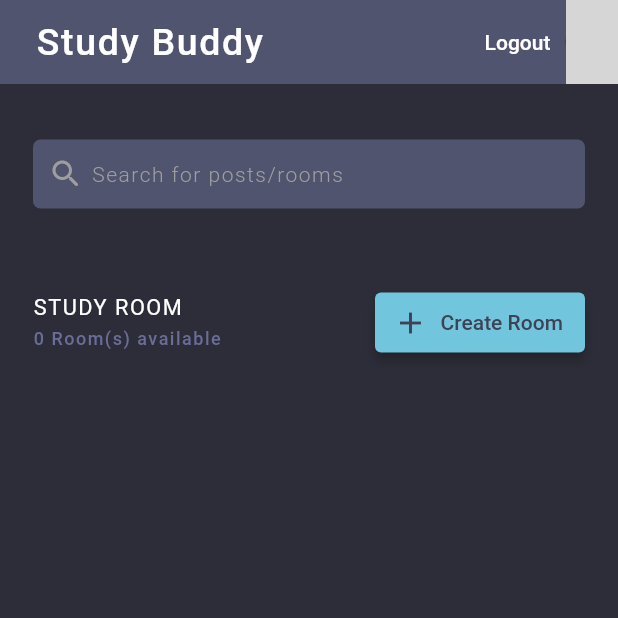
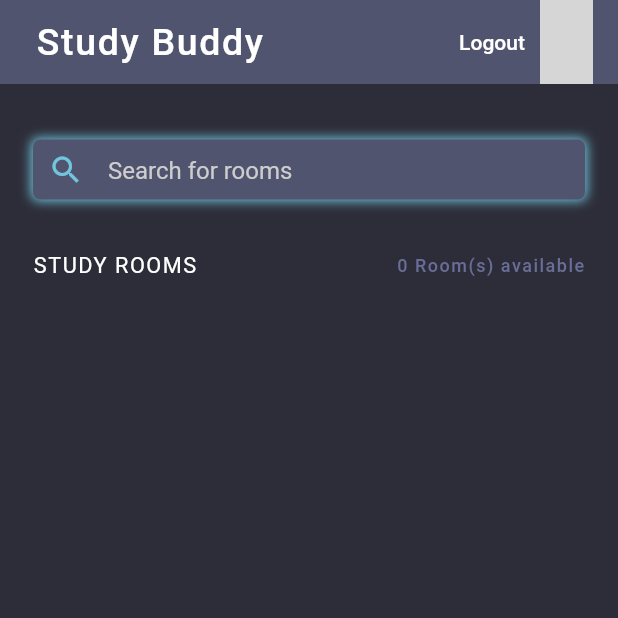
Before and after one commit to MustafaM24/StudyBuddy-Flutter, a Flutter app: the MyHomePage screen opened directly, after a tap on "Study Buddy", on a phone screen of 412 x 824 dp, the top half of it. Run offline on Flutter 3.47's test engine with Material 2 defaults, Android fonts, the phone set to English and light mode, and no system bars; our stand-ins replace animated_text_kit, cached_network_image, dio, flutter_svg, pretty_dio_logger, shared_preferences and 1 more; accounts and stored records are empty; network calls fail; grey boxes are pictures that could not be loaded.

Commit message:
ui fixes

```diff
--- a/lib/main.dart
+++ b/lib/main.dart
@@ -125,23 +125,39 @@ class _MyHomePageState extends State<MyHomePage> {
                             children: [
                               Expanded(
                                 child: Container(
+                                  height: 40,
+                                  alignment: Alignment.center,
                                   decoration: const BoxDecoration(
                                     color: Color(0xFF50546F),
                                     shape: BoxShape.rectangle,
                                     borderRadius: BorderRadius.all(Radius.circular(5)),
+                                    boxShadow: [BoxShadow(color: Color(0xFF71C5DD),
+                                    offset: Offset(0, 0),
+                                    spreadRadius: 1,
+                                    blurRadius: 6)]
                                   ),
-                                  padding: const EdgeInsets.symmetric(vertical: 11.0, horizontal: 10.0),
+                                  padding: const EdgeInsets.symmetric(horizontal: 10.0),
                                   margin: const EdgeInsets.fromLTRB(7.0, 22.0, 7.0, 1.0),
                                   // create a search bar to search for rooms
-                                  child: Row(
-                                    children: const [
-                                      Icon(Icons.search_rounded, color: Colors.grey),
-                                      SizedBox(width: 5.0),
-                                      Text(
-                                        "Search for posts/rooms",
-                                        style: TextStyle(color: Colors.grey, fontWeight: FontWeight.w300, letterSpacing: 1.0),
+                                  child: const TextField(
+                                          textAlignVertical: TextAlignVertical.center,
+                                          style: TextStyle(
+                                            color: Colors.white,
                                           ),
-                                    ],
+                                          decoration: InputDecoration(
+                                            // contentPadding: EdgeInsets.only(top: 0.02),
+                                            border: InputBorder.none,
+                                            hintStyle: TextStyle(
+                                              color: Color.fromARGB(255, 205, 205, 205)
+                                            ),
+                                            hintText: "Search for rooms",
+                                            focusColor: Colors.transparent,
+                                            icon: Icon(
+                                        Icons.search,
+                                        color:  Color(0xFF71C5DD),
+                                      ),
+                                          ),
+
                                   ),
                                 ),
                               ),
@@ -150,7 +166,7 @@ class _MyHomePageState extends State<MyHomePage> {
                           const SizedBox(
                             height: 25,
                           ),
-                          const SizedBox(height: 30.0),
+                          const SizedBox(height: 10.0),
                           Container(
                             margin: const EdgeInsets.symmetric(horizontal: 7.0),
                             child: Row(
@@ -158,60 +174,59 @@ class _MyHomePageState extends State<MyHomePage> {
                               children: [
                                 Column(
                                   crossAxisAlignment: CrossAxisAlignment.start,
-                                  children: [
-                                    const Text(
-                                      "STUDY ROOM",
+                                  children: const [
+                                     Text(
+                                      "STUDY ROOMS",
                                       style: TextStyle(
                                         letterSpacing: 1.0,
                                         fontSize: 14.5,
                                         color: Colors.white,
                                       ),
                                     ),
-                                    const SizedBox(height: 5.0),
+                                    // const SizedBox(height: 5.0),
+
+                                  ],
+                                ),
                                 Text(
                                       "${provider.rooms.length} Room(s) available",
                                       style: const TextStyle(letterSpacing: 1.0, fontSize: 12.0, color: Color(0xFF696d97), fontWeight: FontWeight.w500),
                                     ),
-                                  ],
-                                ),
-                                Flexible(
-                                  child: Container(
-                                    width: 140,
-                                    height: 40,
-                                    child: TextButton.icon(
-                                      style: TextButton.styleFrom(
-                                        elevation: 3.0,
-                                        backgroundColor: const Color(0xFF71C5DD),
-                                      ),
-                                      onPressed: () {
-                                        Navigator.of(context).push(MaterialPageRoute(builder: (context) => CreateRoom()));
-                                      },
-                                      icon: const Icon(
-                                        Icons.add,
-                                        color: Color(0xFF3f4156),
-                                      ),
-                                      label: const Padding(
-                                        padding: EdgeInsets.fromLTRB(0, 4.0, 3.0, 4.0),
-                                        child: Text(
-                                          "Create Room",
-                                          style: TextStyle(
-                                            color: Color(0xFF3f4156),
-                                          ),
-                                        ),
-                                      ),
-                                    ),
-                                  ),
-                                ),
+                                // Flexible(
+                                //   child: Container(
+                                //     width: 140,
+                                //     height: 40,
+                                //     child: TextButton.icon(
+                                //       style: TextButton.styleFrom(
+                                //         elevation: 3.0,
+                                //         backgroundColor: const Color(0xFF71C5DD),
+                                //       ),
+                                //       onPressed: () {
+                                //         Navigator.of(context).push(MaterialPageRoute(builder: (context) => CreateRoom()));
+                                //       },
+                                //       icon: const Icon(
+                                //         Icons.add,
+                                //         color: Color(0xFF3f4156),
+                                //       ),
+                                //       label: const Padding(
+                                //         padding: EdgeInsets.fromLTRB(0, 4.0, 3.0, 4.0),
+                                //         child: Text(
+                                //           "Create Room",
+                                //           style: TextStyle(
+                                //             color: Color(0xFF3f4156),
+                                //           ),
+                                //         ),
+                                //       ),
+                                //     ),
+                                //   ),
+                                // ),
                               ],
                             ),
                           ),
                         ],
                       ),
                     ),
-                    const SizedBox(height: 20.0),
+                    const SizedBox(height: 10.0),
                     Expanded(
-                      child: Padding(
-                        padding: const EdgeInsets.fromLTRB(15.0, 0.0, 15.0, 1.0),
                       child: ListView.builder(
                         itemCount: provider.rooms.length,
                         itemBuilder: (context, i) {
@@ -219,9 +234,11 @@ class _MyHomePageState extends State<MyHomePage> {
                             onTap: () {
                               Navigator.of(context).push(MaterialPageRoute(builder: (context) => RoomScreen(index: provider.rooms[i].id)));
                             },
-                              child: RoomCard(roomId: provider.rooms[i].id));
+                            child: Padding(
+                              padding: EdgeInsets.symmetric(vertical: 10.0, horizontal: 12),
+                              child: RoomCard(roomId: provider.rooms[i].id),
+                            ));
                         },
-                        ),
                       ),
                     ),
                   ],
--- a/lib/room/room.dart
+++ b/lib/room/room.dart
@@ -9,17 +9,22 @@ import 'package:studybuddy/utils/network_util.dart';
 import 'package:studybuddy/widgets/chat_message.dart';
 import 'package:studybuddy/widgets/homeBar.dart';
 
-class RoomScreen extends StatelessWidget {
+class RoomScreen extends StatefulWidget {
   RoomScreen({Key? key, required this.index}) : super(key: key);
 
+  final int index;
+
+  @override
+  State<RoomScreen> createState() => _RoomScreenState();
+}
+
+class _RoomScreenState extends State<RoomScreen> {
   TextEditingController message = TextEditingController();
-
-  final int index;
 
   Future<List<Message>> getMessages() async {
     List<Message> messages = [];
     try {
-      Response response = await NetworkUtil.instance.get('rooms/$index/messages');
+      Response response = await NetworkUtil.instance.get('rooms/${widget.index}/messages');
       List<dynamic> messagesMap = response.data as List<dynamic>;
       // print(messagesMap);
       rooms = [];
@@ -37,7 +42,7 @@ class RoomScreen extends StatelessWidget {
     try {
       // make a post request to login
       Response response = await NetworkUtil.instance.post(
-        'rooms/$index/messages/',
+        'rooms/${widget.index}/messages/',
         data: {
           'message': message,
           'user': {"username": "user"},
@@ -55,8 +60,9 @@ class RoomScreen extends StatelessWidget {
   @override
   Widget build(BuildContext context) {
     // List data = rooms[index];
-    final Room room = context.read<RoomProvider>().rooms.firstWhere((element) => element.id == index);
+    final Room room = context.read<RoomProvider>().rooms.firstWhere((element) => element.id == widget.index);
     TextEditingController newMessageController = TextEditingController();
+    FocusNode messageFocusNode = FocusNode();
 
     return Scaffold(
         backgroundColor: const Color(0xFF51546E),
@@ -289,6 +295,10 @@ class RoomScreen extends StatelessWidget {
                         Expanded(
                           child: TextField(
                             controller: newMessageController,
+                            focusNode: messageFocusNode,
+                            style: TextStyle(
+                            color: Colors.white
+                          ),
                             decoration:
                                 const InputDecoration(hintText: "Write message...", hintStyle: TextStyle(color: Color.fromARGB(137, 207, 207, 207)), border: InputBorder.none),
                           ),
@@ -301,6 +311,10 @@ class RoomScreen extends StatelessWidget {
                             if (newMessageController.text.trim() != "") {
                               User current = context.read<UserProvider>().currentUser!;
                               await postMessage(newMessageController.text, current);
+                              setState(() {
+                                newMessageController.clear();
+                                messageFocusNode.unfocus();
+                              });
                             }
                           },
                           child: Icon(
--- a/lib/widgets/homeBar.dart
+++ b/lib/widgets/homeBar.dart
@@ -22,14 +22,14 @@ class HomeBar extends StatelessWidget implements PreferredSizeWidget {
     return AppBar(
       centerTitle: false,
       elevation: 0.0,
-      backgroundColor: Color(0xFF51546E),
+      backgroundColor: const Color(0xFF51546E),
       automaticallyImplyLeading: false,
       leadingWidth: MediaQuery.of(context).size.width * 0.5,
       title: TextButton(
         onPressed: () {
           Navigator.pushReplacement(
             context,
-            MaterialPageRoute(builder: (context) => MyHomePage()),
+            MaterialPageRoute(builder: (context) => const MyHomePage()),
           );
         },
         child: const Text(
@@ -53,7 +53,10 @@ class HomeBar extends StatelessWidget implements PreferredSizeWidget {
       return [
         TextButton(
             onPressed: () => NavigationService.navigatorKey.currentContext!.read<UserProvider>().logout(), child: const Text('Logout', style: TextStyle(color: Colors.white))),
-        CustomAvatar(avatarUrl: user.avatar, size: 35),
+        Padding(
+          padding: const EdgeInsets.only(right: 17.0),
+          child: CustomAvatar(avatarUrl: user.avatar, size: 35),
+        ),
       ];
     } else {
       return [
--- a/lib/widgets/room_card.dart
+++ b/lib/widgets/room_card.dart
@@ -13,6 +13,8 @@ class RoomCard extends StatelessWidget {
   Widget build(BuildContext context) {
     final Room room = context.read<RoomProvider>().rooms.firstWhere((element) => element.id == roomId);
     return Card(
+      elevation: 15,
+      shadowColor: Color.fromARGB(255, 0, 0, 0),
       color: const Color(0xFF51546e),
       shape: RoundedRectangleBorder(
         borderRadius: BorderRadius.circular(10.0),
```
Also changed, not shown: 1 other file. Lines whose indentation alone changed are shown as unchanged.
